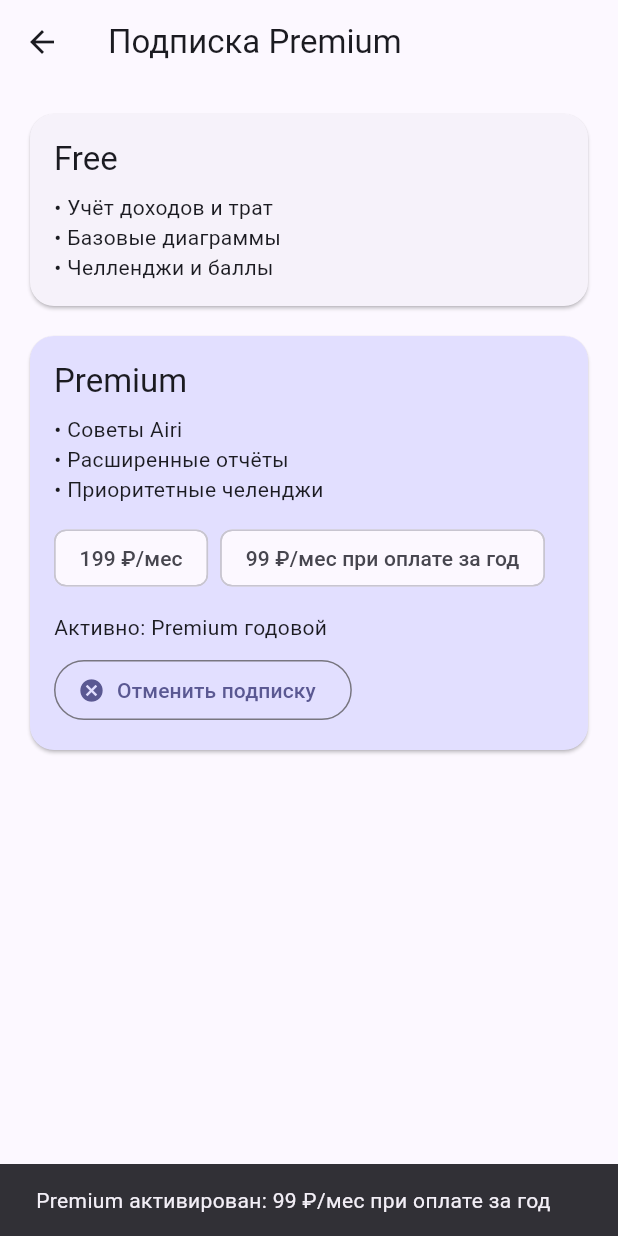
After one commit to TurboVazbudatel/moneyquest_quest, a Flutter app: the SubscriptionScreen screen opened directly, after a tap on "Оформить 199 ₽/мес", after a tap on "Отменить подписку", after a tap on "Годовой: 99 ₽/мес", on a phone screen of 412 x 824 dp. The commit adds this screen. Run offline on Flutter 3.47's test engine with Material 3 defaults, Android fonts, the phone set to English and light mode, and no system bars; our stand-ins replace firebase_auth, firebase_core, fl_chart, hive_flutter, share_plus, shared_preferences and 1 more; accounts and stored records are empty; statements that could not run were skipped.

Commit message:
feat(subscribe): add SubscriptionScreen and link from More menu; mock monthly/yearly activation

```diff
--- /dev/null
+++ b/lib/data/services/subscription_service.dart
@@ -0,0 +1,34 @@
+import 'package:shared_preferences/shared_preferences.dart';
+
+class SubscriptionService {
+  static const _kPremium = 'premium_v1_active';
+  static const _kPlan = 'premium_v1_plan';
+
+  Future<bool> isPremium() async {
+    final p = await SharedPreferences.getInstance();
+    return p.getBool(_kPremium) ?? false;
+  }
+
+  Future<String?> currentPlan() async {
+    final p = await SharedPreferences.getInstance();
+    return p.getString(_kPlan);
+  }
+
+  Future<void> buyMonthly() async {
+    final p = await SharedPreferences.getInstance();
+    await p.setBool(_kPremium, true);
+    await p.setString(_kPlan, 'monthly');
+  }
+
+  Future<void> buyYearly() async {
+    final p = await SharedPreferences.getInstance();
+    await p.setBool(_kPremium, true);
+    await p.setString(_kPlan, 'yearly');
+  }
+
+  Future<void> cancel() async {
+    final p = await SharedPreferences.getInstance();
+    await p.setBool(_kPremium, false);
+    await p.remove(_kPlan);
+  }
+}
--- a/lib/features/home/presentation/home_screen.dart
+++ b/lib/features/home/presentation/home_screen.dart
@@ -1,4 +1,5 @@
 import 'package:flutter/material.dart';
+import 'package:moneyquest_quest/features/subscription/presentation/subscription_screen.dart';
 import 'package:moneyquest_quest/features/challenges/presentation/challenges_list_screen.dart';
 import 'package:moneyquest_quest/features/points/presentation/history_screen.dart';
 import 'package:moneyquest_quest/data/services/points_service.dart';
@@ -252,6 +253,9 @@ class _HomeBottomBar extends StatelessWidget {
                   case 'history':
                     Navigator.of(context).push(MaterialPageRoute(builder: (_) => const HistoryScreen()));
                     break;
+                  case 'subscribe':
+                    Navigator.of(context).push(MaterialPageRoute(builder: (_) => const SubscriptionScreen()));
+                    break;
                   case 'settings':
                     Navigator.of(context).push(MaterialPageRoute(builder: (_) => const SettingsScreen()));
                     break;
@@ -259,6 +263,7 @@ class _HomeBottomBar extends StatelessWidget {
               },
               itemBuilder: (context) => const [
                 PopupMenuItem(value: 'ch', child: Text('Челленджи')),PopupMenuItem(value: 'complete', child: Text('Завершить челлендж (+50)')),
+                PopupMenuItem(value: 'subscribe', child: Text('Подписка Premium')),
                 PopupMenuItem(value: 'settings', child: Text('Настройки')),
 
                   PopupMenuItem(value: 'history', child: Text('История баллов')),],
--- /dev/null
+++ b/lib/features/subscription/presentation/subscription_screen.dart
@@ -0,0 +1,127 @@
+import 'package:flutter/material.dart';
+import 'package:moneyquest_quest/data/services/subscription_service.dart';
+
+class SubscriptionScreen extends StatefulWidget {
+  const SubscriptionScreen({super.key});
+  @override
+  State<SubscriptionScreen> createState() => _SubscriptionScreenState();
+}
+
+class _SubscriptionScreenState extends State<SubscriptionScreen> {
+  final _svc = SubscriptionService();
+  bool _loading = true;
+  bool _active = false;
+  String? _plan;
+
+  @override
+  void initState() {
+    super.initState();
+    _load();
+  }
+
+  Future<void> _load() async {
+    final a = await _svc.isPremium();
+    final p = await _svc.currentPlan();
+    if (!mounted) return;
+    setState(() {
+      _active = a;
+      _plan = p;
+      _loading = false;
+    });
+  }
+
+  Future<void> _buyMonthly() async {
+    setState(() => _loading = true);
+    await _svc.buyMonthly();
+    await _load();
+    if (!mounted) return;
+    ScaffoldMessenger.of(context).showSnackBar(const SnackBar(content: Text('Premium активирован: 199 ₽/мес')));
+  }
+
+  Future<void> _buyYearly() async {
+    setState(() => _loading = true);
+    await _svc.buyYearly();
+    await _load();
+    if (!mounted) return;
+    ScaffoldMessenger.of(context).showSnackBar(const SnackBar(content: Text('Premium активирован: 99 ₽/мес при оплате за год')));
+  }
+
+  Future<void> _cancel() async {
+    setState(() => _loading = true);
+    await _svc.cancel();
+    await _load();
+    if (!mounted) return;
+    ScaffoldMessenger.of(context).showSnackBar(const SnackBar(content: Text('Подписка отменена')));
+  }
+
+  @override
+  Widget build(BuildContext context) {
+    final theme = Theme.of(context);
+    return Scaffold(
+      appBar: AppBar(title: const Text('Подписка Premium')),
+      body: _loading
+          ? const Center(child: CircularProgressIndicator())
+          : ListView(
+              padding: const EdgeInsets.all(16),
+              children: [
+                Card(
+                  child: Padding(
+                    padding: const EdgeInsets.all(16),
+                    child: Column(
+                      crossAxisAlignment: CrossAxisAlignment.start,
+                      children: [
+                        Text('Free', style: theme.textTheme.titleLarge),
+                        const SizedBox(height: 8),
+                        const Text('• Учёт доходов и трат\n• Базовые диаграммы\n• Челленджи и баллы'),
+                      ],
+                    ),
+                  ),
+                ),
+                const SizedBox(height: 12),
+                Card(
+                  color: theme.colorScheme.primaryContainer,
+                  child: Padding(
+                    padding: const EdgeInsets.all(16),
+                    child: Column(
+                      crossAxisAlignment: CrossAxisAlignment.start,
+                      children: [
+                        Text('Premium', style: theme.textTheme.titleLarge),
+                        const SizedBox(height: 8),
+                        const Text('• Советы Airi\n• Расширенные отчёты\n• Приоритетные челенджи'),
+                        const SizedBox(height: 12),
+                        Row(
+                          children: const [
+                            Chip(label: Text('199 ₽/мес')),
+                            SizedBox(width: 8),
+                            Chip(label: Text('99 ₽/мес при оплате за год')),
+                          ],
+                        ),
+                        const SizedBox(height: 12),
+                        if (!_active) ...[
+                          FilledButton(
+                            onPressed: _buyMonthly,
+                            child: const Text('Оформить 199 ₽/мес'),
+                          ),
+                          const SizedBox(height: 8),
+                          OutlinedButton(
+                            onPressed: _buyYearly,
+                            child: const Text('Годовой: 99 ₽/мес'),
+                          ),
+                        ] else ...[
+                          Text('Активно: ${_plan == 'yearly' ? 'Premium годовой' : 'Premium месячный'}'),
+                          const SizedBox(height: 8),
+                          OutlinedButton.icon(
+                            onPressed: _cancel,
+                            icon: const Icon(Icons.cancel),
+                            label: const Text('Отменить подписку'),
+                          ),
+                        ],
+                      ],
+                    ),
+                  ),
+                ),
+              ],
+            ),
+    );
+  }
+}
```
